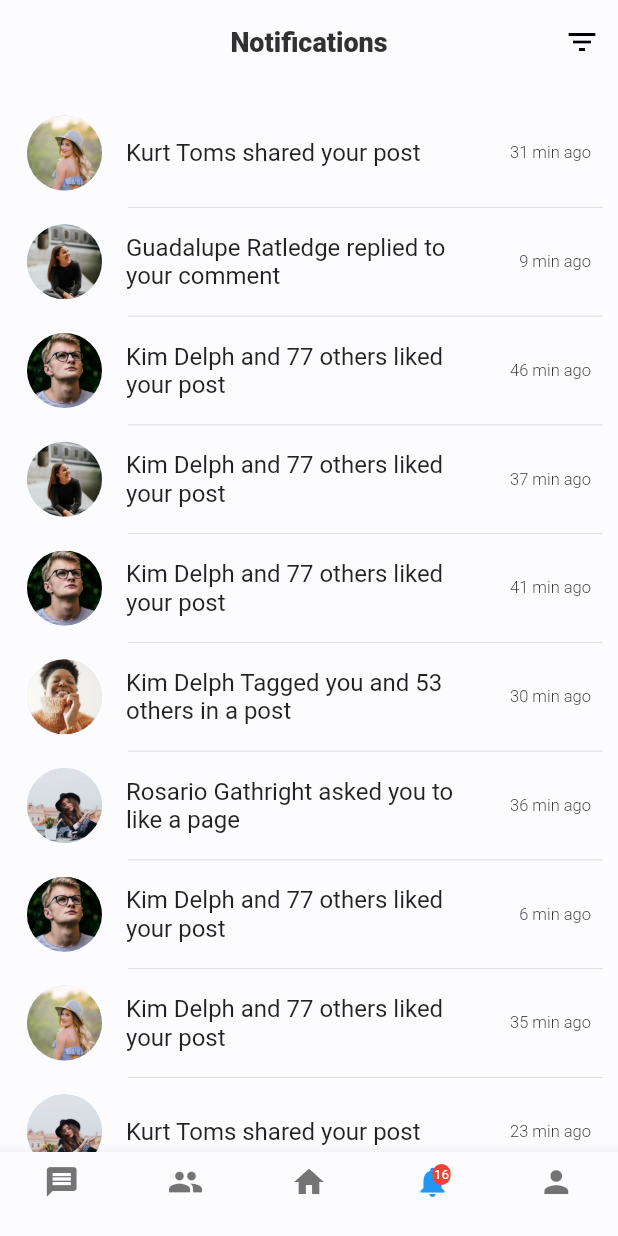
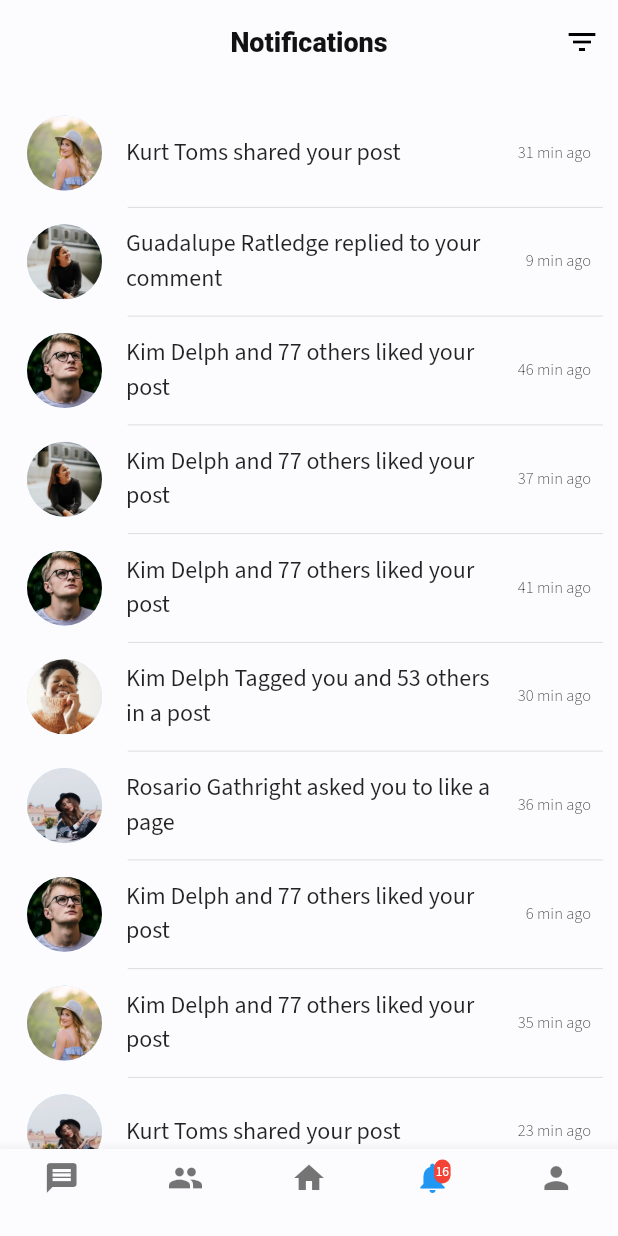
Before and after one commit to JideGuru/FlutterSocialAppUIKit, a Flutter app: the screen it shows after launch, swiped to page 4, on a phone screen of 412 x 824 dp. Run offline on Flutter 3.47's test engine with Material 2 defaults, Android fonts, the light colour scheme and no system bars; our stand-ins replace google_fonts.

Commit message:
Changed app font

```diff
--- a/lib/main.dart
+++ b/lib/main.dart
@@ -1,6 +1,8 @@
 import 'package:flutter/material.dart';
+import 'package:google_fonts/google_fonts.dart';
 import 'package:social_app_ui/screens/main_screen.dart';
 import 'package:social_app_ui/util/const.dart';
+import 'package:social_app_ui/util/theme_config.dart';
 
 void main() async{
   runApp(MyApp());
@@ -17,9 +19,17 @@ class _MyAppState extends State<MyApp> {
     return MaterialApp(
       debugShowCheckedModeBanner: false,
       title: Constants.appName,
-      theme: Constants.lightTheme,
-      darkTheme: Constants.darkTheme,
+      theme: themeData(ThemeConfig.lightTheme),
+      darkTheme: themeData(ThemeConfig.darkTheme),
       home: MainScreen(),
     );
   }
+
+  ThemeData themeData(ThemeData theme) {
+    return theme.copyWith(
+      textTheme: GoogleFonts.sourceSansProTextTheme(
+        theme.textTheme,
+      ),
+    );
+  }
 }
--- a/lib/screens/conversation.dart
+++ b/lib/screens/conversation.dart
@@ -12,18 +12,9 @@ class _ConversationState extends State<Conversation> {
   static Random random = Random();
   String name = names[random.nextInt(10)];
 
-  Color backgroundColor(){
-    if(Theme.of(context).brightness == Brightness.dark){
-      return Colors.grey[700];
-    }else{
-      return Colors.grey[50];
-    }
-  }
-
   @override
   Widget build(BuildContext context) {
     return Scaffold(
-      backgroundColor: backgroundColor(),
       appBar: AppBar(
         elevation: 3,
         leading: IconButton(
--- a/lib/util/const.dart
+++ b/lib/util/const.dart
@@ -1,51 +1,5 @@
 import 'package:flutter/material.dart';
 class Constants{
 
-  static String appName = "Social app";
-
-  //Colors for theme
-  static Color lightPrimary = Color(0xfffcfcff);
-  static Color darkPrimary = Color(0xff313131);
-  static Color lightAccent = Colors.blue;
-  static Color darkAccent = Colors.lightBlue;
-  static Color lightBG = Color(0xfffcfcff);
-  static Color darkBG = Color(0xff313131);
-  static Color badgeColor = Colors.red;
-
-  static ThemeData lightTheme = ThemeData(
-    backgroundColor: lightBG,
-    primaryColor: lightPrimary,
-    accentColor:  lightAccent,
-    cursorColor: lightAccent,
-    scaffoldBackgroundColor: lightBG,
-    appBarTheme: AppBarTheme(
-      elevation: 0,
-      textTheme: TextTheme(
-        title: TextStyle(
-          color: darkBG,
-          fontSize: 18.0,
-          fontWeight: FontWeight.w800,
-        ),
-      ),
-    ),
-  );
-
-  static ThemeData darkTheme = ThemeData(
-    brightness: Brightness.dark,
-    backgroundColor: darkBG,
-    primaryColor: darkPrimary,
-    accentColor: darkAccent,
-    scaffoldBackgroundColor: darkBG,
-    cursorColor: darkAccent,
-    appBarTheme: AppBarTheme(
-      elevation: 0,
-      textTheme: TextTheme(
-        title: TextStyle(
-          color: lightBG,
-          fontSize: 18.0,
-          fontWeight: FontWeight.w800,
-        ),
-      ),
-    ),
-  );
+  static String appName = "Le Chat";
 }
--- /dev/null
+++ b/lib/util/theme_config.dart
@@ -0,0 +1,50 @@
+import 'package:flutter/material.dart';
+
+class ThemeConfig{
+
+  //Colors for theme
+  static Color lightPrimary = Color(0xfffcfcff);
+  static Color darkPrimary = Color(0xff1f1f1f);
+  static Color lightAccent = Colors.blue;
+  static Color darkAccent = Colors.lightBlue;
+  static Color lightBG = Color(0xfffcfcff);
+  static Color darkBG = Color(0xff121212);
+  static Color badgeColor = Colors.red;
+
+  static ThemeData lightTheme = ThemeData(
+    backgroundColor: lightBG,
+    primaryColor: lightPrimary,
+    accentColor:  lightAccent,
+    cursorColor: lightAccent,
+    scaffoldBackgroundColor: lightBG,
+    appBarTheme: AppBarTheme(
+      elevation: 0,
+      textTheme: TextTheme(
+        title: TextStyle(
+          color: darkBG,
+          fontSize: 18.0,
+          fontWeight: FontWeight.w800,
+        ),
+      ),
+    ),
+  );
+
+  static ThemeData darkTheme = ThemeData(
+    brightness: Brightness.dark,
+    backgroundColor: darkBG,
+    primaryColor: darkPrimary,
+    accentColor: darkAccent,
+    scaffoldBackgroundColor: darkBG,
+    cursorColor: darkAccent,
+    appBarTheme: AppBarTheme(
+      elevation: 0,
+      textTheme: TextTheme(
+        title: TextStyle(
+          color: lightBG,
+          fontSize: 18.0,
+          fontWeight: FontWeight.w800,
+        ),
+      ),
+    ),
+  );
+}
--- a/pubspec.yaml
+++ b/pubspec.yaml
@@ -20,6 +20,7 @@ dependencies:
   flutter:
     sdk: flutter
   cupertino_icons: ^0.1.2
+  google_fonts: ^1.0.0
 
 dev_dependencies:
   flutter_test:
```
Also changed, not shown: pubspec.lock, 7 other files.
